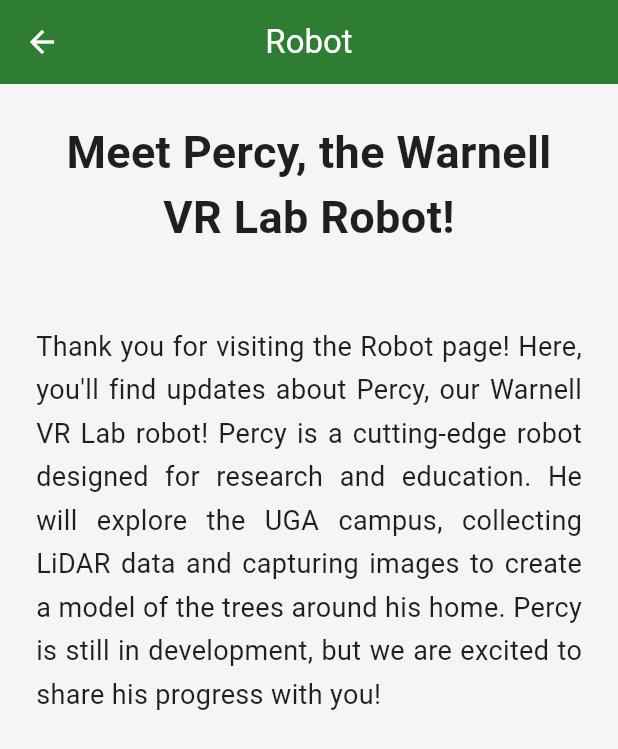
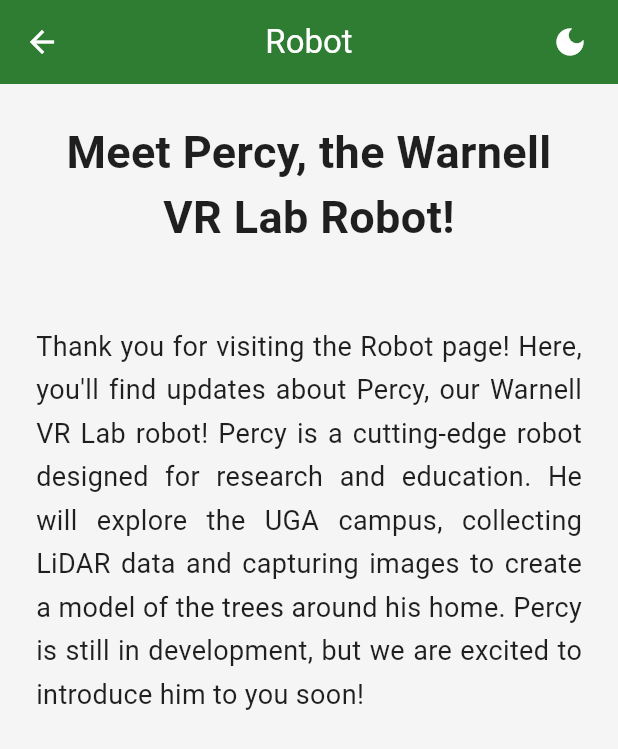
Before and after one commit to aru2-2/perseus_vr_lab_app, a Flutter app: the Robot screen opened by its route, on a phone screen of 412 x 824 dp. Shown: the top 749 px of the screen. Run offline on Flutter 3.47's test engine with Material 3 defaults, Android fonts, the phone set to English and light mode, and no system bars; our stand-ins replace visibility_detector.

Commit message:
Included toggle between light/dark mode and added code comments

```diff
--- a/lib/screens/robot/robot.dart
+++ b/lib/screens/robot/robot.dart
@@ -1,7 +1,15 @@
 import 'package:flutter/material.dart';
+import '../../widgets/theme_toggle_button.dart';
 
 class Robot extends StatelessWidget {
-  const Robot({super.key});
+  final bool isDarkMode;
+  final VoidCallback onToggleTheme;
+
+  const Robot({
+    super.key,
+    required this.isDarkMode,
+    required this.onToggleTheme,
+  });
 
   @override
   Widget build(BuildContext context) {
@@ -9,6 +17,12 @@
       appBar: AppBar(
         title: const Text("Robot"),
         centerTitle: true,
+        actions: [
+          ThemeToggleButton(
+            isDarkMode: isDarkMode,
+            onToggleTheme: onToggleTheme,
+          ),
+        ],
       ),
       body: SingleChildScrollView(
         child: Padding(
@@ -47,7 +61,7 @@
                 " Here, you'll find updates about Percy, our Warnell VR Lab robot!"
                 " Percy is a cutting-edge robot designed for research and education."
                 " He will explore the UGA campus, collecting LiDAR data and capturing images to create a model of the trees around his home."
-                " Percy is still in development, but we are excited to share his progress with you!",
+                " Percy is still in development, but we are excited to introduce him to you soon!",
                 textAlign: TextAlign.justify,
                 style: TextStyle(
                   fontSize: 18,
```
Also changed, not shown: lib/screens/home/home_page.dart (+11 -5 lines), lib/screens/posters_and_publications/posters_and_publications.dart (+15 -1 lines), lib/screens/vr_materials/vr_materials.dart (+15 -1 lines).
